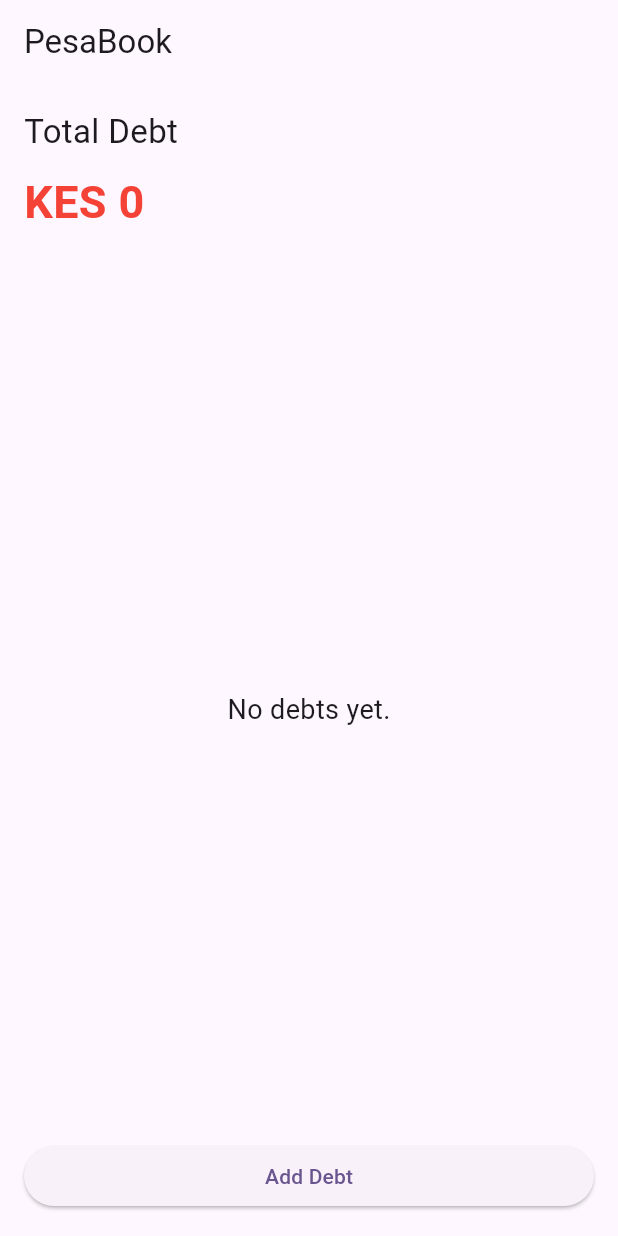
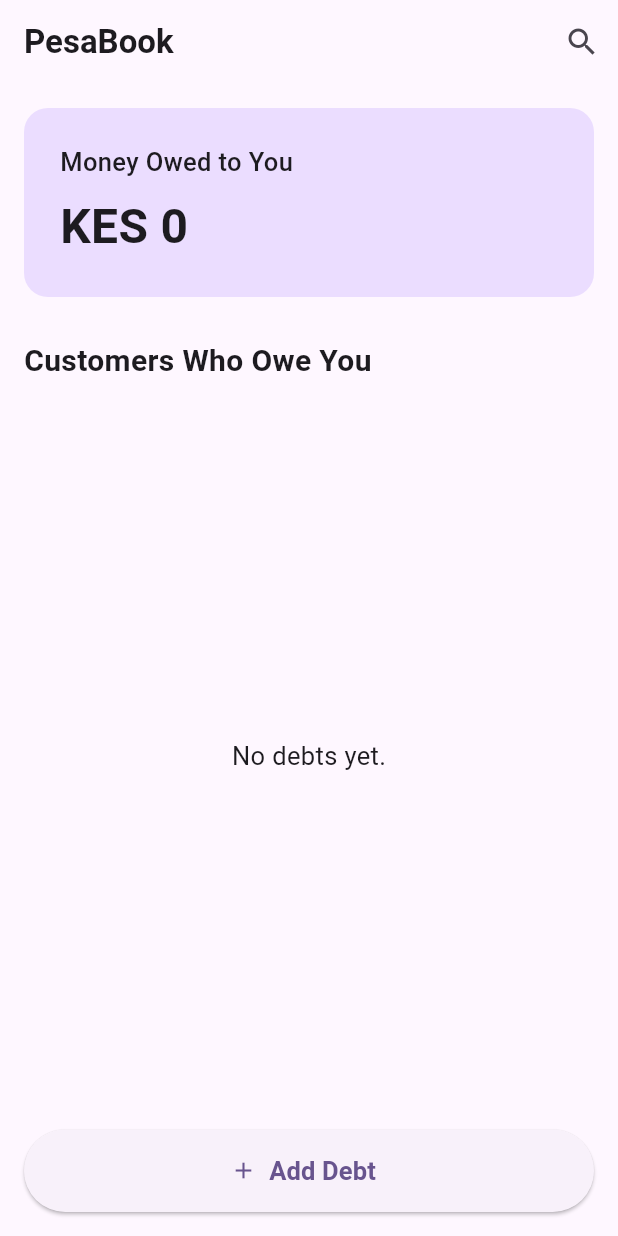
Before and after one commit to ericvaati703-beep/Pesabook-, a Flutter app: the screen it shows after launch, on a phone screen of 412 x 824 dp. Run offline on Flutter 3.47's test engine with Material 3 defaults, Android fonts, the phone set to English and light mode, and no system bars; our stand-ins replace shared_preferences.

Commit message:
Fix Home screen debt sync and update UI

```diff
--- a/lib/screens/home_screen.dart
+++ b/lib/screens/home_screen.dart
@@ -23,14 +23,21 @@ class _HomeScreenState extends State<HomeScreen> {
   Future<void> _loadCustomers() async {
     final customers = await StorageService.loadCustomers();
 
+    if (!mounted) return;
+
     setState(() {
-      _customers.clear();
-      _customers.addAll(customers);
+      _customers
+        ..clear()
+        ..addAll(customers);
     });
   }
 
-  double get totalDebt =>
-      _customers.fold(0, (sum, customer) => sum + customer.amount);
+  double get totalDebt {
+    return _customers.fold(
+      0,
+          (sum, customer) => sum + customer.amount,
+    );
+  }
 
   Future<void> _addDebt() async {
     final customer = await Navigator.push<Customer>(
@@ -40,13 +47,13 @@ class _HomeScreenState extends State<HomeScreen> {
       ),
     );
 
-    if (customer != null) {
+    if (customer == null) return;
+
     setState(() {
       _customers.add(customer);
     });
 
     await StorageService.saveCustomers(_customers);
-    }
   }
 
   Future<void> _openCustomer(Customer customer) async {
@@ -61,40 +68,86 @@ class _HomeScreenState extends State<HomeScreen> {
 
     await StorageService.saveCustomers(_customers);
 
-    setState(() {});
+    if (!mounted) return;
+
+    await _loadCustomers();
   }
 
   @override
   Widget build(BuildContext context) {
     return Scaffold(
       appBar: AppBar(
-        title: const Text('PesaBook'),
+        title: const Text(
+          'PesaBook',
+          style: TextStyle(
+            fontWeight: FontWeight.bold,
           ),
+        ),
+        actions: [
+          IconButton(
+            onPressed: () {},
+            icon: const Icon(Icons.search),
+          ),
+        ],
+      ),
+
       body: Padding(
         padding: const EdgeInsets.all(16),
         child: Column(
           crossAxisAlignment: CrossAxisAlignment.start,
           children: [
+            // Total money owed
+            Container(
+              width: double.infinity,
+              padding: const EdgeInsets.all(24),
+              decoration: BoxDecoration(
+                borderRadius: BorderRadius.circular(16),
+                color: Theme.of(context)
+                    .colorScheme
+                    .primaryContainer,
+              ),
+              child: Column(
+                crossAxisAlignment: CrossAxisAlignment.start,
+                children: [
                   const Text(
-              'Total Debt',
-              style: TextStyle(fontSize: 22),
+                    'Money Owed to You',
+                    style: TextStyle(
+                      fontSize: 17,
+                      fontWeight: FontWeight.w500,
                     ),
-            const SizedBox(height: 10),
+                  ),
+                  const SizedBox(height: 8),
                   Text(
                     'KES ${totalDebt.toStringAsFixed(0)}',
                     style: const TextStyle(
-                fontSize: 30,
+                      fontSize: 32,
                       fontWeight: FontWeight.bold,
-                color: Colors.red,
                     ),
                   ),
-            const SizedBox(height: 30),
+                ],
+              ),
+            ),
+
+            const SizedBox(height: 28),
+
+            const Text(
+              'Customers Who Owe You',
+              style: TextStyle(
+                fontSize: 20,
+                fontWeight: FontWeight.bold,
+              ),
+            ),
+
+            const SizedBox(height: 12),
+
             Expanded(
               child: _customers.isEmpty
                   ? const Center(
                 child: Text(
                   'No debts yet.',
-                  style: TextStyle(fontSize: 18),
+                  style: TextStyle(
+                    fontSize: 17,
+                  ),
                 ),
               )
                   : ListView.builder(
@@ -103,9 +156,22 @@ class _HomeScreenState extends State<HomeScreen> {
                   final customer = _customers[index];
 
                   return Card(
+                    margin: const EdgeInsets.only(
+                      bottom: 10,
+                    ),
                     child: ListTile(
                       onTap: () => _openCustomer(customer),
-                      title: Text(customer.name),
+                      contentPadding:
+                      const EdgeInsets.symmetric(
+                        horizontal: 16,
+                        vertical: 6,
+                      ),
+                      title: Text(
+                        customer.name,
+                        style: const TextStyle(
+                          fontWeight: FontWeight.w600,
+                        ),
+                      ),
                       subtitle: Text(
                         customer.phone.isEmpty
                             ? 'No phone number'
@@ -113,17 +179,33 @@ class _HomeScreenState extends State<HomeScreen> {
                       ),
                       trailing: Text(
                         'KES ${customer.amount.toStringAsFixed(0)}',
+                        style: const TextStyle(
+                          fontWeight: FontWeight.bold,
+                          fontSize: 16,
+                        ),
                       ),
                     ),
                   );
                 },
               ),
             ),
+
+            const SizedBox(height: 12),
+
+            // Add Debt button
             SizedBox(
               width: double.infinity,
-              child: ElevatedButton(
+              height: 55,
+              child: ElevatedButton.icon(
                 onPressed: _addDebt,
-                child: const Text('Add Debt'),
+                icon: const Icon(Icons.add),
+                label: const Text(
+                  'Add Debt',
+                  style: TextStyle(
+                    fontSize: 17,
+                    fontWeight: FontWeight.bold,
+                  ),
+                ),
               ),
             ),
           ],
```
Lines whose indentation alone changed are shown as unchanged.
